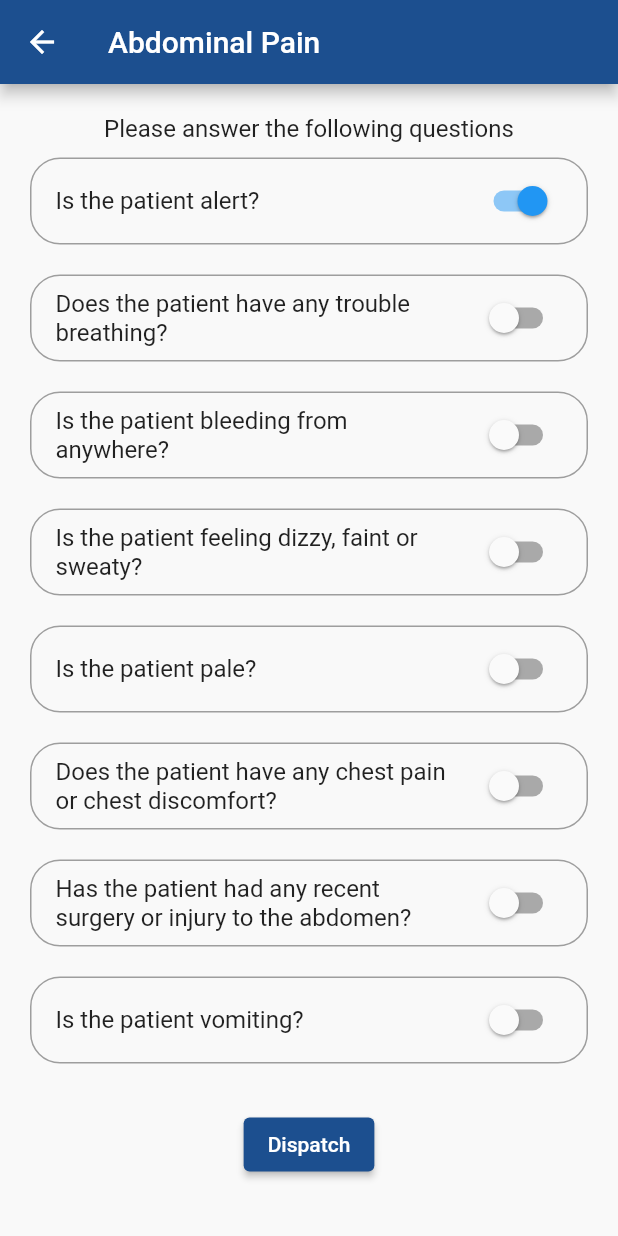
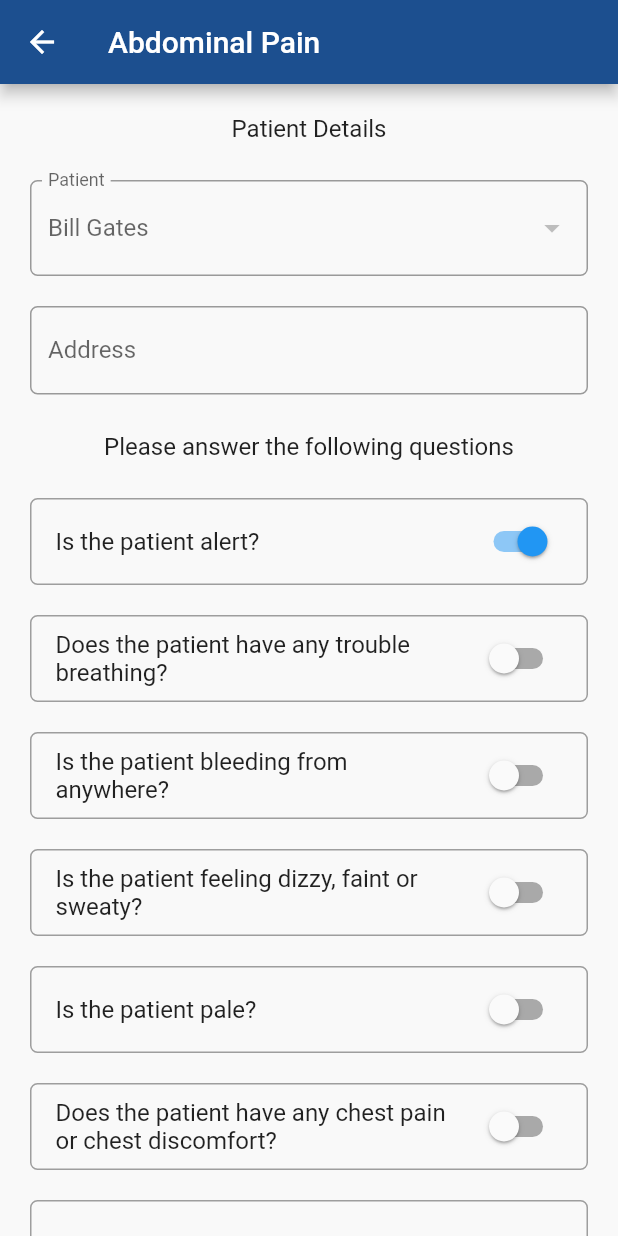
Before and after one commit to JHNet-Web-Development/hatzolah-dispatcher-app-v1, a Flutter app: the AbdominalPainScreen screen opened directly, after a tap on "Is the patient alert?", on a phone screen of 412 x 824 dp. Run offline on Flutter 3.47's test engine with Material 2 defaults, Android fonts, the phone set to English and light mode, and no system bars; our stand-ins replace bloc, cloud_firestore, equatable, firebase_auth, firebase_core, flutter_bloc and 3 more; accounts and stored records are empty.

Commit message:
Added dynamic patient dropdown

```diff
--- a/lib/cubit/calls/calls_cubit.dart
+++ b/lib/cubit/calls/calls_cubit.dart
@@ -88,4 +88,14 @@ class CallsCubit extends Cubit<CallsState> {
       emit(CallsError(state.mainCallsState.copyWith(message: 'Failed loading Emergency nature configs')));
     }
   }
+
+  getAllPatients() async{
+    try {
+      emit(CallsLoading(state.mainCallsState.copyWith(message: 'Patients Loading')));
+      List<Patient> patients = await _patientRepository.getAllPatients();
+      emit(CallsLoaded(state.mainCallsState.copyWith(message: "Patients Loaded", patients: patients)));
+    } catch (error) {
+      emit(CallsError(state.mainCallsState.copyWith(message: 'Failed loading Patients')));
+    }
+  }
 }
--- a/lib/cubit/calls/calls_state.dart
+++ b/lib/cubit/calls/calls_state.dart
@@ -7,11 +7,12 @@ class MainCallsState extends Equatable {
   final List<Call> userCalls;
   final List<Call> newCalls;
   final List<NatureEmergencyConfig> configs;
+  final List<Patient> patients;
 
-  const MainCallsState({this.message, this.errorMessage, this.userCalls = const [], this.newCalls = const [], this.configs = const []});
+  const MainCallsState({this.message, this.errorMessage, this.userCalls = const [], this.newCalls = const [], this.configs = const [], this.patients = const []});
 
   @override
-  List<Object?> get props => [message, errorMessage, userCalls, newCalls, configs];
+  List<Object?> get props => [message, errorMessage, userCalls, newCalls, configs, patients];
 
   MainCallsState copyWith({
     String? message,
@@ -19,6 +20,7 @@ class MainCallsState extends Equatable {
     List<Call>? userCalls,
     List<Call>? newCalls,
     List<NatureEmergencyConfig>? configs,
+    List<Patient>? patients,
   }) {
     return MainCallsState(
       message: message ?? this.message,
@@ -26,6 +28,7 @@ class MainCallsState extends Equatable {
       userCalls: userCalls ?? this.userCalls,
       newCalls: newCalls ?? this.newCalls,
       configs: configs ?? this.configs,
+      patients: patients ?? this.patients,
     );
   }
 }
--- a/lib/repositories/patientRepository.dart
+++ b/lib/repositories/patientRepository.dart
@@ -17,4 +17,13 @@ class PatientRepository{
       throw 'Error ${error.toString()}';
     }
   }
+
+  Future<List<Patient>> getAllPatients() async {
+    List<Patient> patientList = [];
+    QuerySnapshot<Patient?> configs = await _callsCollection.get();
+    for (var doc in configs.docs) {
+      patientList.add(doc.data()!);
+    }
+    return patientList;
+  }
 }
--- a/lib/ui/screens/call-of-nature-questions/abdominalPainScreen.dart
+++ b/lib/ui/screens/call-of-nature-questions/abdominalPainScreen.dart
@@ -1,5 +1,11 @@
+import 'package:cloud_firestore/cloud_firestore.dart';
 import 'package:flutter/material.dart';
+import 'package:flutter_bloc/flutter_bloc.dart';
 import 'package:hatzolah_dispatcher_app/constants/constants.dart';
+import 'package:hatzolah_dispatcher_app/core/dependencies.dart';
+import 'package:hatzolah_dispatcher_app/cubit/calls/calls_cubit.dart';
+import 'package:hatzolah_dispatcher_app/models/patient.dart';
+import 'package:uuid/uuid.dart';
 
 class AbdominalPainScreen extends StatefulWidget {
   const AbdominalPainScreen({Key? key}) : super(key: key);
@@ -9,6 +15,9 @@ class AbdominalPainScreen extends StatefulWidget {
 }
 
 class _AbdominalPainScreenState extends State<AbdominalPainScreen> {
+  final CallsCubit _callsCubit = sl<CallsCubit>();
+
+  final TextEditingController addressController = TextEditingController();
   bool _patientAlert = false;
   bool _troubleBreathing = false;
   bool _bleeding = false;
@@ -22,6 +31,12 @@ class _AbdominalPainScreenState extends State<AbdominalPainScreen> {
   }
 
   @override
+  void initState() {
+    _callsCubit.getAllPatients();
+    super.initState();
+  }
+
+  @override
   Widget build(BuildContext context) {
     return Scaffold(
       appBar: AppBar(
@@ -32,9 +47,56 @@ class _AbdominalPainScreenState extends State<AbdominalPainScreen> {
         child: SingleChildScrollView(
           child: Column(
             children: [
+              const Text("Patient Details", style: TextStyle(fontSize: 16),),
+              Padding(
+                padding: const EdgeInsets.only(top: 25, left: 5, right: 5, bottom: 10),
+                child: BlocBuilder<CallsCubit, CallsState>(
+                  bloc: _callsCubit,
+                  builder: (context, state) {
+                    List<Patient> patients = state.mainCallsState.patients;
+                    return DropdownButtonFormField(
+                        items: patients.map((Patient patient) {
+                          return DropdownMenuItem<String>(
+                            value: patient.id,
+                            child: Text(patient.firstName + " " + patient.lastName),
+                          );
+                        }).toList(),
+                        decoration: InputDecoration(
+                          border: OutlineInputBorder(
+                            borderRadius:  BorderRadius.circular(5.0),
+                            borderSide:  const BorderSide(),
+                          ),
+                          labelText: "Patient",
+                          hintText: "Bill Gates",
+                        ),
+                        onChanged: (_) {},
+                    );
+                  },
+                ),
+              ),
+              Padding(
+                padding: const EdgeInsets.only(top: 10, left: 5, right: 5, bottom: 25),
+                child: TextFormField(
+                  decoration: InputDecoration(
+                    border: OutlineInputBorder(
+                      borderRadius:  BorderRadius.circular(5.0),
+                      borderSide:  const BorderSide(),
+                    ),
+                    labelText: "Address",
+                    hintText: "29 Durham St, Sydenham, Johannesburg, 2192",
+                  ),
+                  controller: addressController,
+                  validator: (text) {
+                    if (text == null || text.isEmpty) {
+                      return 'Address is Required';
+                    }
+                    return null;
+                  },
+                ),
+              ),
               const Text("Please answer the following questions", style: TextStyle(fontSize: 16),),
               Padding(
-                padding: const EdgeInsets.only(top: 10, left: 5, right: 5, bottom: 10),
+                padding: const EdgeInsets.only(top: 25, left: 5, right: 5, bottom: 10),
                 child: SwitchListTile(
                   title: const Text('Is the patient alert?'),
                   value: _patientAlert,
@@ -43,7 +105,7 @@ class _AbdominalPainScreenState extends State<AbdominalPainScreen> {
                       _patientAlert = value;
                     });
                   },
-                  shape: RoundedRectangleBorder(borderRadius: BorderRadius.circular(20.0), side: const BorderSide(color: Colors.grey, width: 1)),
+                  shape: RoundedRectangleBorder(borderRadius: BorderRadius.circular(5.0), side: const BorderSide(color: Colors.grey, width: 1)),
                 ),
               ),
               Padding(
@@ -56,7 +118,7 @@ class _AbdominalPainScreenState extends State<AbdominalPainScreen> {
                       _troubleBreathing = value;
                     });
                   },
-                  shape: RoundedRectangleBorder(borderRadius: BorderRadius.circular(20.0), side: const BorderSide(color: Colors.grey, width: 1)),
+                  shape: RoundedRectangleBorder(borderRadius: BorderRadius.circular(5.0), side: const BorderSide(color: Colors.grey, width: 1)),
                 ),
               ),
               Padding(
@@ -69,7 +131,7 @@ class _AbdominalPainScreenState extends State<AbdominalPainScreen> {
                       _bleeding = value;
                     });
                   },
-                  shape: RoundedRectangleBorder(borderRadius: BorderRadius.circular(20.0), side: const BorderSide(color: Colors.grey, width: 1)),
+                  shape: RoundedRectangleBorder(borderRadius: BorderRadius.circular(5.0), side: const BorderSide(color: Colors.grey, width: 1)),
                 ),
               ),
               Padding(
@@ -82,7 +144,7 @@ class _AbdominalPainScreenState extends State<AbdominalPainScreen> {
                       _dizzyrOrFaint = value;
                     });
                   },
-                  shape: RoundedRectangleBorder(borderRadius: BorderRadius.circular(20.0), side: const BorderSide(color: Colors.grey, width: 1)),
+                  shape: RoundedRectangleBorder(borderRadius: BorderRadius.circular(5.0), side: const BorderSide(color: Colors.grey, width: 1)),
                 ),
               ),
               Padding(
@@ -95,7 +157,7 @@ class _AbdominalPainScreenState extends State<AbdominalPainScreen> {
                       _pale = value;
                     });
                   },
-                  shape: RoundedRectangleBorder(borderRadius: BorderRadius.circular(20.0), side: const BorderSide(color: Colors.grey, width: 1)),
+                  shape: RoundedRectangleBorder(borderRadius: BorderRadius.circular(5.0), side: const BorderSide(color: Colors.grey, width: 1)),
                 ),
               ),
               Padding(
@@ -108,7 +170,7 @@ class _AbdominalPainScreenState extends State<AbdominalPainScreen> {
                       _chestPain = value;
                     });
                   },
-                  shape: RoundedRectangleBorder(borderRadius: BorderRadius.circular(20.0), side: const BorderSide(color: Colors.grey, width: 1)),
+                  shape: RoundedRectangleBorder(borderRadius: BorderRadius.circular(5.0), side: const BorderSide(color: Colors.grey, width: 1)),
                 ),
               ),
               Padding(
@@ -121,7 +183,7 @@ class _AbdominalPainScreenState extends State<AbdominalPainScreen> {
                       _recentSurgery = value;
                     });
                   },
-                  shape: RoundedRectangleBorder(borderRadius: BorderRadius.circular(20.0), side: const BorderSide(color: Colors.grey, width: 1)),
+                  shape: RoundedRectangleBorder(borderRadius: BorderRadius.circular(5.0), side: const BorderSide(color: Colors.grey, width: 1)),
                 ),
               ),
               Padding(
@@ -134,7 +196,7 @@ class _AbdominalPainScreenState extends State<AbdominalPainScreen> {
                       _recentVomiting = value;
                     });
                   },
-                  shape: RoundedRectangleBorder(borderRadius: BorderRadius.circular(20.0), side: const BorderSide(color: Colors.grey, width: 1)),
+                  shape: RoundedRectangleBorder(borderRadius: BorderRadius.circular(5.0), side: const BorderSide(color: Colors.grey, width: 1)),
                 ),
               ),
               const SizedBox(height: 20),
```
